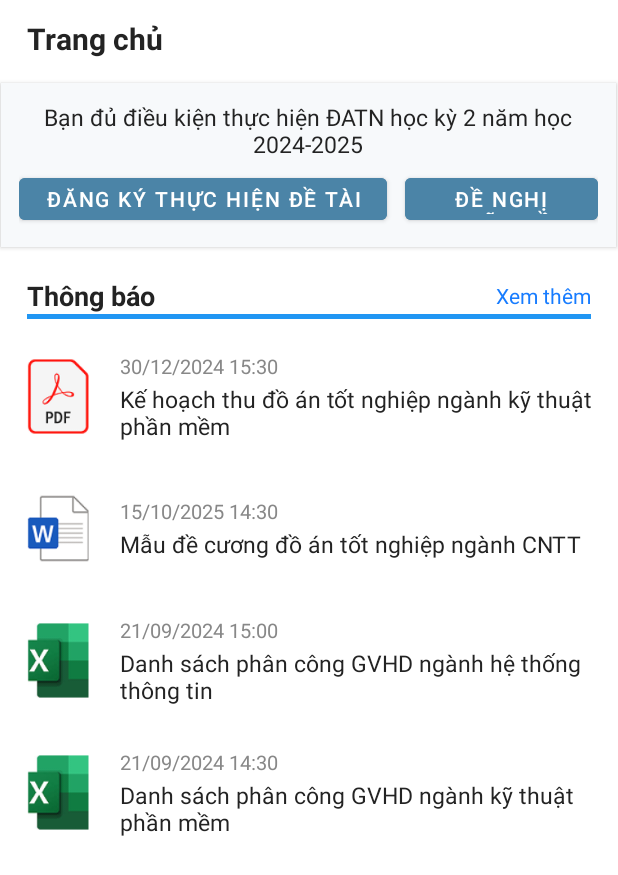
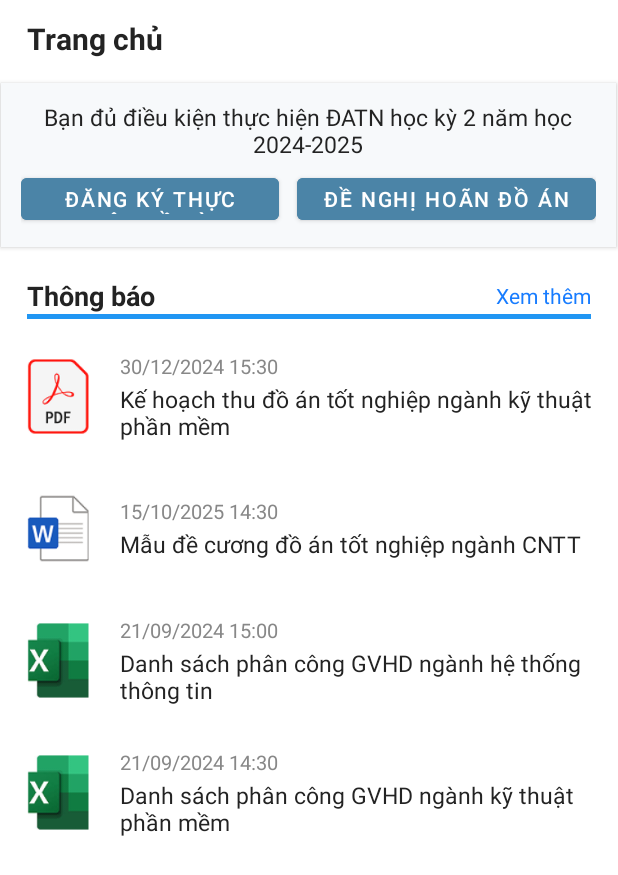
Before and after one commit to bachld2612/CSE441_Android_FinalProject, an Android app: the layout fragment_trang_chu_scrolling.xml on its own in the app's theme, with its tools: preview values and no code run, on a phone screen of 412 x 824 dp. Shown: the top 875 px of the screen. Run offline under Robolectric (Android 15) with nearby library versions, the phone set to English and light mode, and no system bars.

Commit message:
fix: update trangchu visibility

```diff
--- a/Android/app/src/main/res/layout/fragment_trang_chu_scrolling.xml
+++ b/Android/app/src/main/res/layout/fragment_trang_chu_scrolling.xml
@@ -62,7 +62,7 @@
 
                 <Button
                     android:id="@+id/btnDangKy"
-                    android:layout_width="wrap_content"
+                    android:layout_width="172dp"
                     android:layout_height="40dp"
                     android:layout_marginEnd="12dp"
                     android:backgroundTint="#4B84A7"
```
